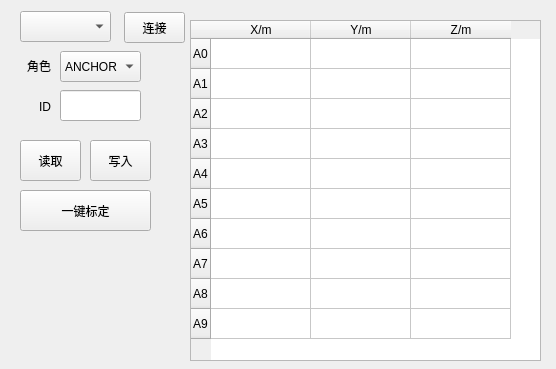
Before: the Qt Designer form UAVManage/placeinfodialog.ui in gessd/UAVManage, drawn with Qt 5.
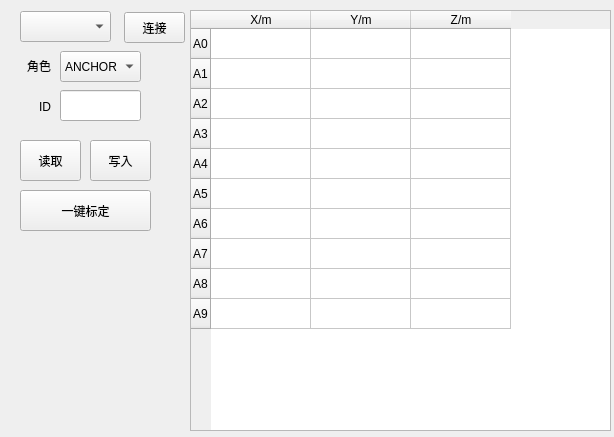
After: the same form once the commit is applied.

```diff
--- a/UAVManage/placeinfodialog.ui
+++ b/UAVManage/placeinfodialog.ui
@@ -6,8 +6,8 @@
    <rect>
     <x>0</x>
     <y>0</y>
-    <width>556</width>
-    <height>369</height>
+    <width>614</width>
+    <height>437</height>
    </rect>
   </property>
   <property name="windowTitle">
@@ -120,9 +120,9 @@
    <property name="geometry">
     <rect>
      <x>190</x>
-     <y>20</y>
-     <width>351</width>
-     <height>341</height>
+     <y>10</y>
+     <width>421</width>
+     <height>421</height>
     </rect>
    </property>
    <row>
```
